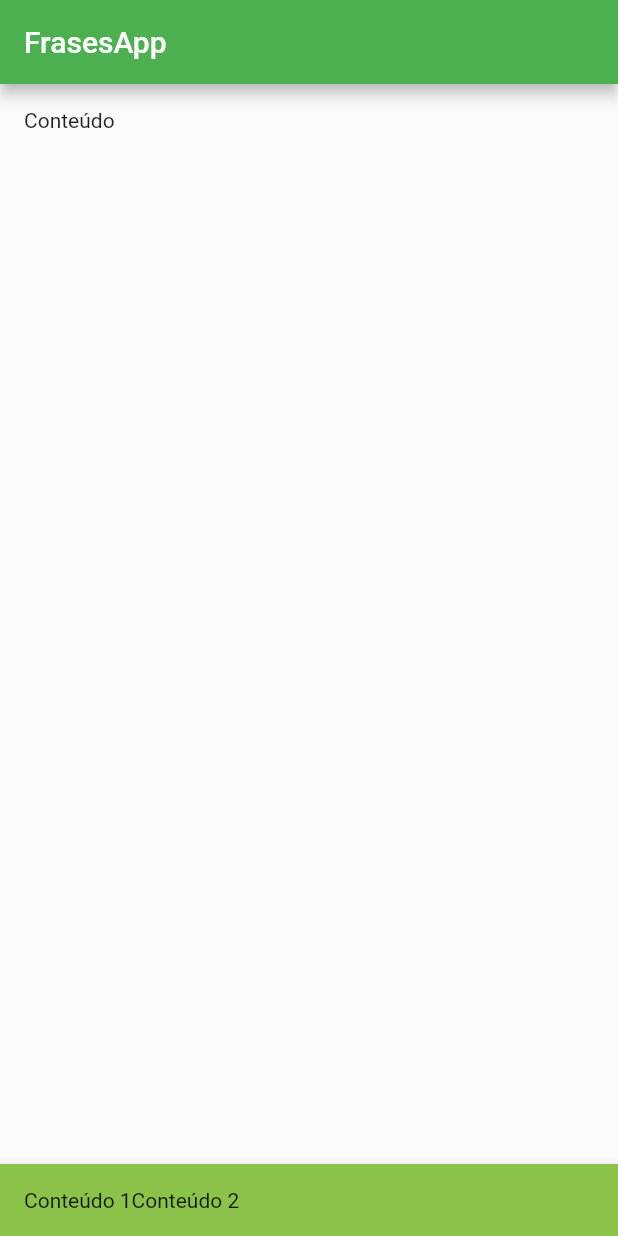
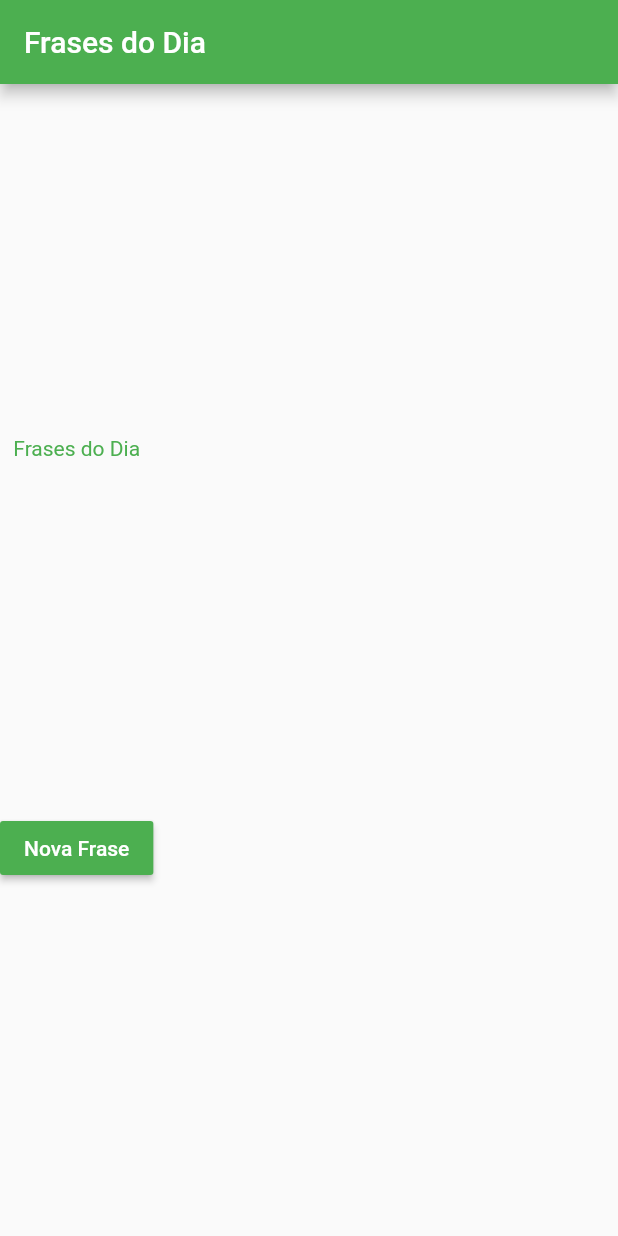
Before and after one commit to danielmachado1980/frases, a Flutter app: the screen it shows after launch, on a phone screen of 412 x 824 dp. Run offline on Flutter 3.47's test engine with Material 2 defaults, Android fonts, the phone set to English and light mode, and no system bars.

Commit message:
Alteracoes de layout

```diff
--- a/lib/main.dart
+++ b/lib/main.dart
@@ -1,3 +1,39 @@
+import 'package:flutter/material.dart';
+
+void main() {
+  runApp(MaterialApp(
+    debugShowCheckedModeBanner: false,
+    home: Home(),
+  ));
+}
+
+class Home extends StatefulWidget {
+  @override
+  _HomeState createState() => _HomeState();
+}
+
+class _HomeState extends State<Home> {
+  @override
+  Widget build(BuildContext context) {
+    return Scaffold(
+      appBar:
+          AppBar(title: Text("Frases do Dia"), backgroundColor: Colors.green),
+      body: Column(
+        mainAxisAlignment: MainAxisAlignment.spaceEvenly,
+        //crossAxisAlignment: CrossAxisAlignment.center,
+        children: <Widget>[
+          Text("Frases do Dia", style: TextStyle(color: Colors.green)),
+          RaisedButton(
+            onPressed: () {},
+            color: Colors.green,
+            child: Text("Nova Frase", style: TextStyle(color: Colors.white)),
+          )
+        ],
+      ),
+    );
+  }
+}
+/*
 import 'package:flutter/material.dart';
 
 void main() {
@@ -6,7 +42,7 @@ void main() {
     appBar: AppBar(title: Text("FrasesApp"), backgroundColor: Colors.green),
     body: Padding(
       padding: EdgeInsets.all(16),
-      child: Text("Conteúdo"),
+      child: Text("Conteúdo Principal..."),
     ),
     bottomNavigationBar: BottomAppBar(
       color: Colors.lightGreen,
@@ -44,3 +80,4 @@ void main() {
             */
       ));
 }
+*/
```
Also changed, not shown: 2 other files.
